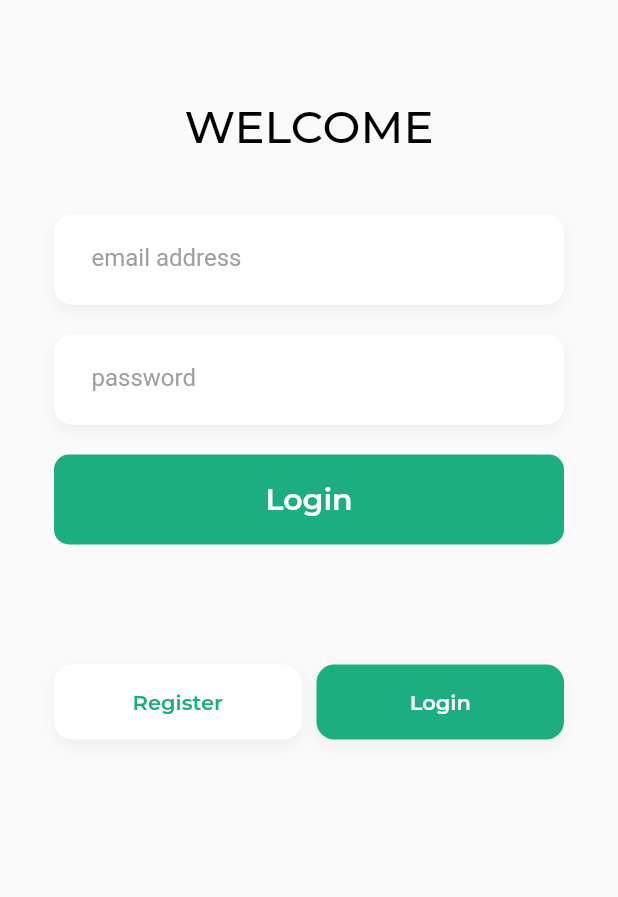
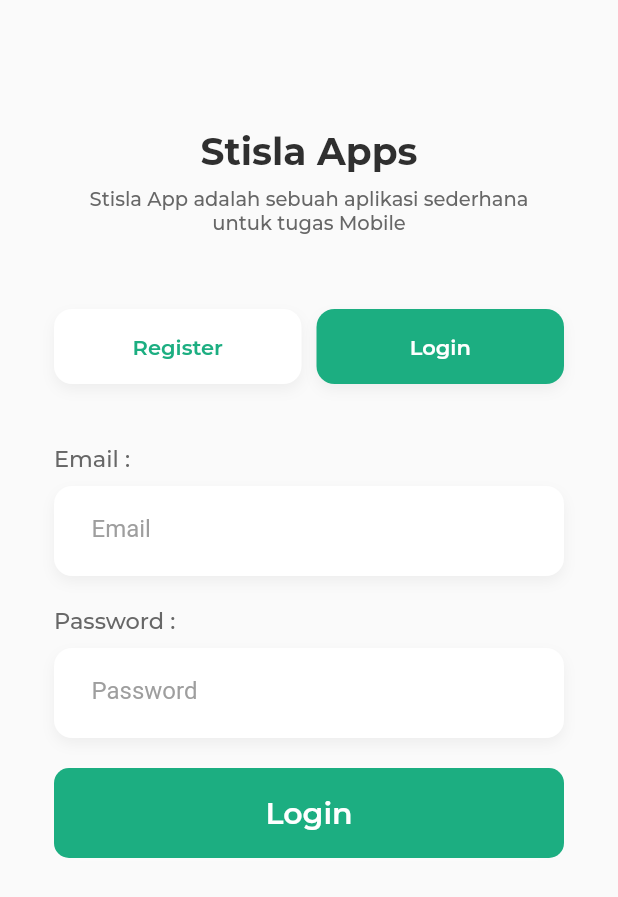
Before and after one commit to hoyirul/stisla_app, a Flutter app: the screen it shows after launch, after a tap on "Login", on a phone screen of 412 x 824 dp. Shown: the top 897 px of the screen. Run offline on Flutter 3.47's test engine with Material 2 defaults, Android fonts, the phone set to English and light mode, and no system bars; our stand-ins replace get, shared_preferences; network calls fail; project files that could hold a hidden picture were left out.

Commit message:
Add Splash | Update UI Auth

```diff
--- a/lib/main.dart
+++ b/lib/main.dart
@@ -1,10 +1,27 @@
+import 'package:shared_preferences/shared_preferences.dart';
+import 'package:stisla_app/partials/color_pickers.dart';
 import 'package:stisla_app/views/auth/auth_screen.dart';
 import 'package:flutter/material.dart';
 import 'package:get/get.dart';
+import 'package:stisla_app/views/home/home.dart';
+import 'package:stisla_app/views/splash/splash.dart';
 
-main() async {
-  runApp(const GetMaterialApp(
-    debugShowCheckedModeBanner: false,
-    home: AuthScreen(),
-  ));
+Future<void> main() async {
+  WidgetsFlutterBinding.ensureInitialized();
+  // ignore: no_leading_underscores_for_local_identifiers
+  SharedPreferences _prefs = await SharedPreferences.getInstance();
+  // ignore: unnecessary_null_comparison
+  if(_prefs.getString('token') == null){
+    runApp(const GetMaterialApp(
+      debugShowCheckedModeBanner: false,
+      // ignore: unnecessary_null_comparison
+      home: SplashScreen(),
+    ));
+  }else{
+    runApp(const GetMaterialApp(
+      debugShowCheckedModeBanner: false,
+      // ignore: unnecessary_null_comparison
+      home: HomeScreen(),
+    ));
+  }
 }
--- a/lib/partials/color_pickers.dart
+++ b/lib/partials/color_pickers.dart
@@ -9,4 +9,5 @@ class ColorPicker{
   static const black = Color(0xff000000);
   static const dark = Color(0xff2F2F2F);
   static const hintText = Color(0xffdddddd);
+  static const grey = Color.fromARGB(255, 103, 103, 103);
 }
--- a/lib/views/auth/auth_screen.dart
+++ b/lib/views/auth/auth_screen.dart
@@ -36,24 +36,36 @@ class _AuthScreenState extends State<AuthScreen> {
                   mainAxisAlignment: MainAxisAlignment.center,
                   children: [
                     SizedBox(
-                      height: 30,
+                      height: 50,
+                    ),
+                    Column(
+                      children: [
+                        Container(
+                          child: Text(
+                            'Stisla Apps',
+                            style: TextStyle(
+                                fontSize: 25,
+                                fontFamily: FontPicker.bold,
+                                color: ColorPicker.dark,
+                              ),
+                          ),
                         ),
                         Container(
+                          width: 300,
+                          padding: const EdgeInsets.only(top: 8),
                           child: Text(
-                        'WELCOME',
+                            'Stisla App adalah sebuah aplikasi sederhana untuk tugas Mobile', textAlign: TextAlign.center,
                             style: TextStyle(
-                            fontSize: 30,
+                                fontSize: 13,
                                 fontFamily: FontPicker.medium,
-                            color: Colors.black,
+                                color: ColorPicker.grey,
                                 fontWeight: FontWeight.w400),
                           ),
                         ),
+                      ],
+                    ),
                     SizedBox(
-                      height: 20,
-                    ),
-                    isLogin.value ? loginWidget() : registerWidget(),
-                    SizedBox(
-                      height: 80,
+                      height: 50,
                     ),
                     Container(
                       alignment: Alignment.bottomCenter,
@@ -125,6 +137,10 @@ class _AuthScreenState extends State<AuthScreen> {
                         ],
                       ),
                     ),
+                    SizedBox(
+                      height: 20,
+                    ),
+                    isLogin.value ? loginWidget() : registerWidget(),
                   ]),
             ),
           ),
@@ -136,17 +152,17 @@ class _AuthScreenState extends State<AuthScreen> {
   Widget registerWidget() {
     return Column(
       children: [
-        InputTextFieldWidget(registerationController.nameController, 'name', false),
+        InputTextFieldWidget(registerationController.nameController, 'Name', false),
         SizedBox(
           height: 20,
         ),
         InputTextFieldWidget(
-            registerationController.emailController, 'email address', false),
+            registerationController.emailController, 'Email', false),
         SizedBox(
           height: 20,
         ),
         InputTextFieldWidget(
-            registerationController.passwordController, 'password', true),
+            registerationController.passwordController, 'Password', true),
         SizedBox(
           height: 20,
         ),
@@ -164,11 +180,11 @@ class _AuthScreenState extends State<AuthScreen> {
         SizedBox(
           height: 20,
         ),
-        InputTextFieldWidget(loginController.emailController, 'email address', false),
+        InputTextFieldWidget(loginController.emailController, 'Email', false),
         SizedBox(
           height: 20,
         ),
-        InputTextFieldWidget(loginController.passwordController, 'password', true),
+        InputTextFieldWidget(loginController.passwordController, 'Password', true),
         SizedBox(
           height: 20,
         ),
--- a/lib/views/auth/widgets/input_fields.dart
+++ b/lib/views/auth/widgets/input_fields.dart
@@ -1,6 +1,8 @@
 // ignore_for_file: prefer_const_constructors
 
 import 'package:flutter/material.dart';
+import 'package:stisla_app/partials/color_pickers.dart';
+import 'package:stisla_app/partials/font_pickers.dart';
 
 class InputTextFieldWidget extends StatelessWidget {
   final TextEditingController textEditingController;
@@ -10,8 +12,18 @@ class InputTextFieldWidget extends StatelessWidget {
   @override
   Widget build(BuildContext context) {
     return SizedBox(
-      height: 60,
-      child: Container(
+      child: Column(
+        children: [
+          Container(
+            alignment: Alignment.centerLeft,
+            padding: const EdgeInsets.only(bottom: 10),
+            child: Text('$hintText : ', style: TextStyle(
+              color: ColorPicker.grey,
+              fontFamily: FontPicker.medium,
+              fontSize: 15
+            ),)
+          ),
+          Container(
             height: 60,
             padding: const EdgeInsets.only(left: 25, right: 25, top: 12, bottom: 12),
             decoration: BoxDecoration(
@@ -38,6 +50,8 @@ class InputTextFieldWidget extends StatelessWidget {
                   focusColor: Colors.white60),
             ),
           ),
+        ],
+      ),
     );
   }
 }
--- /dev/null
+++ b/lib/views/splash/splash.dart
@@ -0,0 +1,97 @@
+import 'dart:async';
+
+import 'package:flutter/material.dart';
+import 'package:stisla_app/partials/color_pickers.dart';
+import 'package:stisla_app/partials/font_pickers.dart';
+import 'package:stisla_app/views/auth/auth_screen.dart';
+
+class SplashScreen extends StatefulWidget {
+  const SplashScreen({super.key});
+
+  @override
+  State<SplashScreen> createState() => _SplashScreenState();
+}
+
+class _SplashScreenState extends State<SplashScreen> {
+
+  @override
+  void initState() {
+    super.initState();
+    Timer(const Duration(seconds: 2), () => Navigator.pushReplacement(context, MaterialPageRoute(builder: (context) => const AuthScreen())));
+  }
+
+  @override
+  Widget build(BuildContext context) {
+    return Container(
+      height: MediaQuery.of(context).size.height,
+      width: MediaQuery.of(context).size.width,
+      padding: const EdgeInsets.all(0),
+      color: ColorPicker.primary,
+      child: Stack(
+        children: [
+          Positioned(
+            right: -20,
+            top: -20,
+            child: Container(
+              height: 200,
+              width: 200,
+              decoration: const BoxDecoration(
+                  shape: BoxShape.circle, color: ColorPicker.primary),
+            ),
+          ),
+          Positioned(
+            right: -50,
+            top: 100,
+            child: Container(
+              height: 150,
+              width: 150,
+              decoration: const BoxDecoration(
+                  shape: BoxShape.circle, color: ColorPicker.primaryShape),
+            ),
+          ),
+
+          Positioned(
+            left: -50,
+            bottom: 50,
+            child: Container(
+              height: 200,
+              width: 200,
+              decoration: const BoxDecoration(
+                  shape: BoxShape.circle, color: ColorPicker.primaryLight),
+            ),
+          ),
+          Positioned(
+            left: -75,
+            bottom: 200,
+            child: Container(
+              height: 150,
+              width: 150,
+              decoration: const BoxDecoration(
+                  shape: BoxShape.circle, color: ColorPicker.primaryShape),
+            ),
+          ),
+          const Center(
+            child: Text('Stisla Apps', style: TextStyle(
+              color: ColorPicker.white,
+              fontFamily: FontPicker.bold,
+              fontSize: 40,
+              decoration: TextDecoration.none
+            ),),
+          ),
+          Container(
+            padding: const EdgeInsets.only(bottom: 50),
+            child: const Align(
+              alignment: Alignment.bottomCenter,
+              child: Text('By Mochammad Hairullah', style: TextStyle(
+                color: ColorPicker.white,
+                fontFamily: FontPicker.regular,
+                fontSize: 10,
+                decoration: TextDecoration.none
+              ),),
+            ),
+          )
+        ],
+      ),
+    );
+  }
+}
```
Also changed, not shown: lib/controllers/login_controller.dart (+40 -0 lines), lib/controllers/registration_controller.dart (+19 -6 lines), lib/views/home/home.dart (+4 -4 lines). Lines whose indentation alone changed are shown as unchanged.
